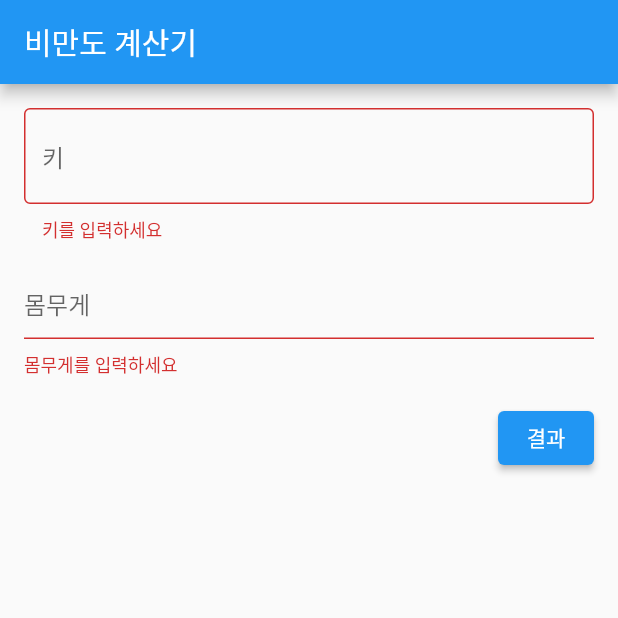
After one commit to junho1124/flutter_2, a Flutter app: the BmiMain screen opened directly, after a tap on "결과", on a phone screen of 412 x 824 dp, the top half of it. The commit adds this screen. Run offline on Flutter 3.47's test engine with Material 2 defaults, Android fonts, the phone set to English and light mode, and no system bars; our stand-ins replace carousel_slider.

Commit message:
add New bmi_copy apk

```diff
--- /dev/null
+++ b/lib/bmi_pre.dart
@@ -0,0 +1,174 @@
+import 'package:flutter/material.dart';
+import 'package:flutter_appds/main.dart';
+
+void main() => runApp(MyApp());
+
+class MyApp extends StatelessWidget {
+  @override
+  Widget build(BuildContext context) {
+    return MaterialApp(
+      title: '폼 검증 데모',
+      theme: ThemeData(
+        primarySwatch: Colors.blue,
+      ),
+      home: BmiMain(),
+    );
+  }
+}
+
+class BmiMain extends StatefulWidget {
+  @override
+  _BmiMainState createState() {
+    return _BmiMainState();
+  }
+}
+
+class _BmiMainState extends State<BmiMain> {
+
+  final _formKey = GlobalKey<FormState>();
+  final _heightController = TextEditingController();
+  final _weightController = TextEditingController();
+
+  @override
+  void dispose() {
+    _heightController.dispose();
+    _weightController.dispose();
+    super.dispose();
+  }
+
+  @override
+  Widget build(BuildContext context) {
+
+    return Scaffold(
+      appBar: AppBar(title: Text('비만도 계산기')),
+      body: Container(
+        padding: const EdgeInsets.all(16.0),
+        child: Form(
+          key: _formKey,
+          child: Column(
+            children: <Widget>[
+              TextFormField(
+              decoration: InputDecoration(
+                border: OutlineInputBorder(),
+                hintText: '키',
+              ),
+                controller: _heightController,
+                keyboardType: TextInputType.number,
+                validator: (value) {
+                if (value.trim().isEmpty) {
+                  return '키를 입력하세요';
+                }
+                return null;
+                },
+              ),
+              SizedBox(
+                height: 16.0,
+              ),
+              TextFormField(
+                decoration: InputDecoration(
+                  hintText: '몸무게',
+                ),
+                controller: _weightController,
+                keyboardType: TextInputType.number,
+                validator: (value) {
+                  if (value.trim().isEmpty) {
+                    return '몸무게를 입력하세요';
+                  }
+                  return null;
+                },
+              ),
+              Container(
+                margin: const EdgeInsets.only(top: 16.0),
+                alignment: Alignment.centerRight,
+                child: ElevatedButton(
+                  onPressed: () {
+                    if (_formKey.currentState.validate()) {
+                      Navigator.push(
+                        context,
+                        MaterialPageRoute(
+                            builder: (context) => BmiResult(
+                              double.parse(_heightController.text.trim()),
+                              double.parse(_weightController.text.trim()))),
+                      );
+                    }
+                  },
+                  child: Text('결과'),
+                ),
+              )
+            ],
+          ),
+        ),
+      ),
+    );
+  }
+}
+
+class BmiResult extends StatelessWidget {
+  final double height;
+  final double weight;
+
+
+  BmiResult(this.height, this.weight);
+
+  @override
+  Widget build(BuildContext context) {
+    final bmi = weight / ((height / 100) * (height / 100));
+    print('bmi : $bmi');
+
+    return Scaffold(
+      appBar: AppBar(title: Text('비만도 계산기')),
+      body: Center(
+        child: Column(
+          mainAxisAlignment: MainAxisAlignment.center,
+          children: <Widget>[
+            Text(
+              _calcBmi(bmi),
+              style: TextStyle(fontSize: 36),
+            ),
+            SizedBox(
+              height: 16,
+            ),
+            _buildIcon(bmi),
+          ],
+        ),
+      ),
+    );
+  }
+  String _calcBmi(double bmi) {
+    var result = '저체중';
+    if (bmi >= 35) {
+      result = '고도비만';
+    } else if (bmi >= 30) {
+      result = '2단계 비만';
+    } else if (bmi >= 25) {
+      result = '1단계 비만';
+    } else if (bmi >= 23) {
+      result = '과체중';
+    } else if (bmi >= 18.5) {
+      result = '정상';
+    }
+    return result;
+  }
+
+  Widget _buildIcon(double bmi) {
+    if (bmi >= 23) {
+      return Icon(
+        Icons.sentiment_very_dissatisfied,
+        color: Colors.red,
+        size: 100,
+      );
+    } else if (bmi >= 18.5) {
+      return Icon(
+        Icons.sentiment_satisfied,
+        color: Colors.green,
+        size: 100,
+      );
+    } else {
+     return  Icon(
+       Icons.sentiment_dissatisfied,
+       color: Colors.orange,
+       size: 100,
+     );
+    }
+  }
+}
--- /dev/null
+++ b/lib/vehicle.dart
@@ -0,0 +1,6 @@
+class Vehicle {
+  String imageUrl;
+  String name;
+
+  Vehicle(this.imageUrl, this.name);
+}
```
Also changed, not shown: lib/page_212.dart (+17 -8 lines).
